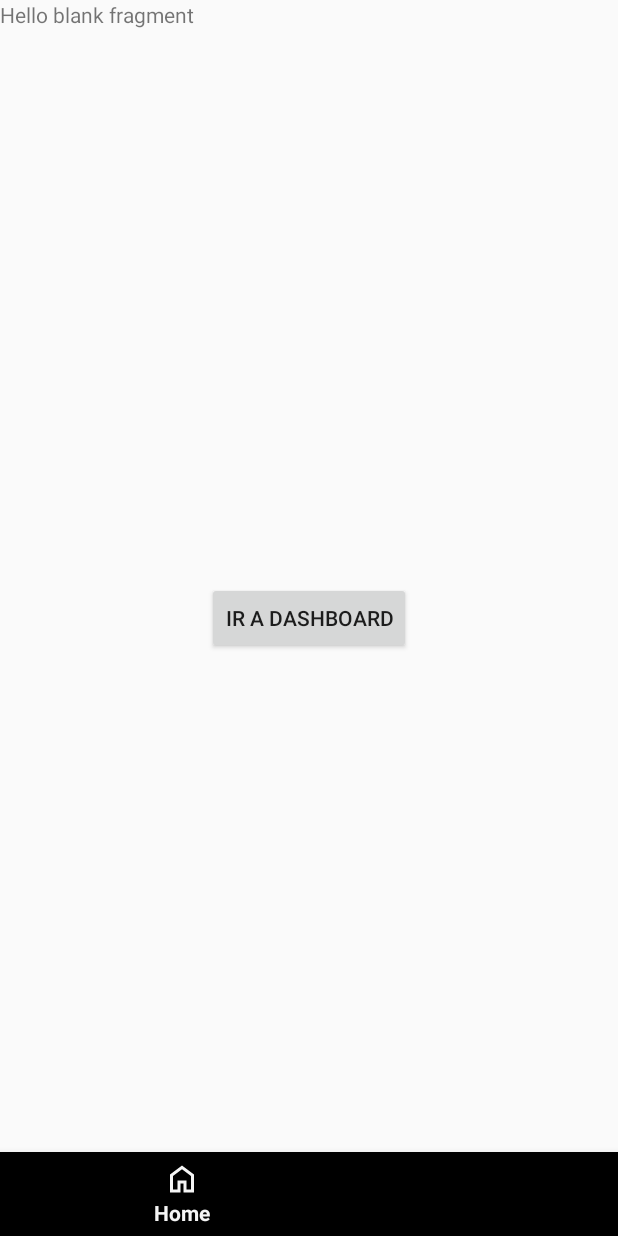
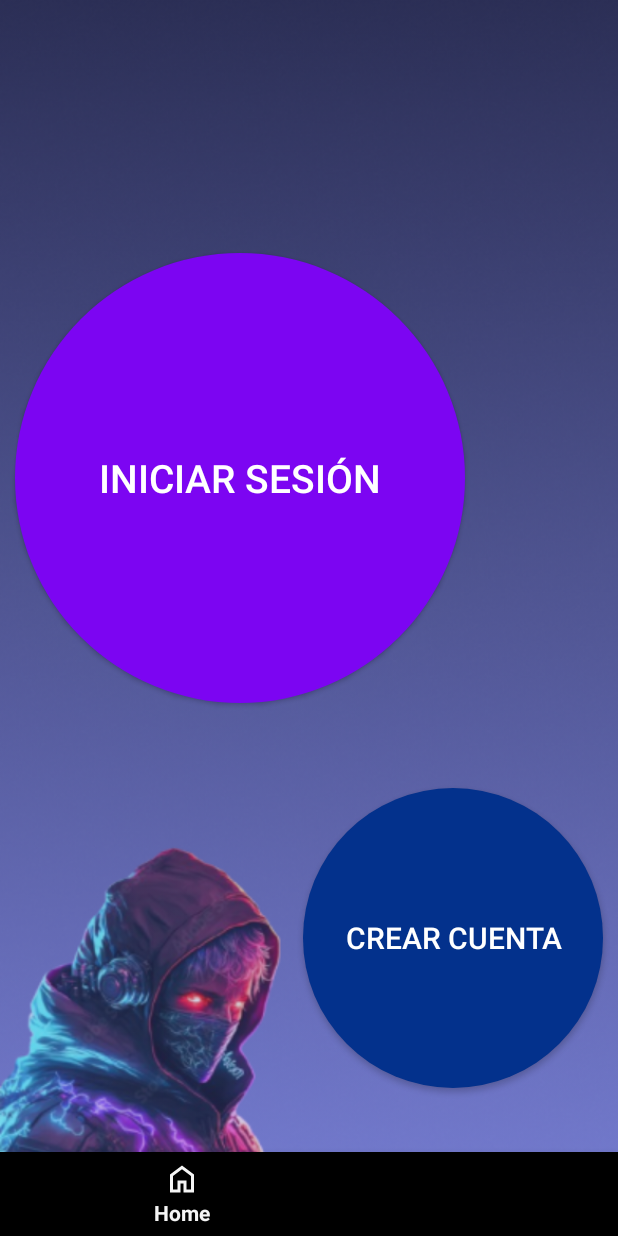
Before and after one commit to jhosalarcon/MISW-4302-GamerAlarm-Mobile, an Android app built with Jetpack Compose: the screen it shows after launch (MainActivity), on a phone screen of 412 x 824 dp. Run offline under Robolectric (Android 15) with nearby library versions, the phone set to English and light mode, and no system bars; our stand-ins replace navigation-ui.

Commit message:
:sparkles: Add home page, buttons and elements

```diff
--- a/app/src/main/java/com/misw/gameralarm/Home.kt
+++ b/app/src/main/java/com/misw/gameralarm/Home.kt
@@ -37,8 +37,14 @@ class Home : Fragment() {
     ): View? {
         val view = inflater.inflate(R.layout.fragment_home, container, false)
 
-        val buttonNavigate = view.findViewById<Button>(R.id.button_navigate)
-        buttonNavigate.setOnClickListener {
+        val btnLogin: Button = view.findViewById(R.id.btnLogin)
+        val btnCreateAccount: Button = view.findViewById(R.id.btnCreateAccount)
+
+        btnLogin.setOnClickListener {
+            findNavController().navigate(R.id.action_home_to_dashboard)
+        }
+
+        btnCreateAccount.setOnClickListener {
             findNavController().navigate(R.id.action_home_to_dashboard)
         }
 
--- /dev/null
+++ b/app/src/main/res/drawable/circular_button.xml
@@ -0,0 +1,7 @@
+<shape xmlns:android="http://schemas.android.com/apk/res/android"
+    android:shape="oval">
+    <solid android:color="@color/purple_strong"/> <!-- Cambia el color según tu preferencia -->
+    <size
+        android:width="300dp"
+        android:height="300dp"/>
+</shape>
--- /dev/null
+++ b/app/src/main/res/drawable/circular_button_small.xml
@@ -0,0 +1,7 @@
+<shape xmlns:android="http://schemas.android.com/apk/res/android"
+    android:shape="oval">
+    <solid android:color="@color/azul_dark"/> <!-- Cambia el color según tu preferencia -->
+    <size
+        android:width="200dp"
+        android:height="200dp"/>
+</shape>
--- a/app/src/main/res/layout/fragment_home.xml
+++ b/app/src/main/res/layout/fragment_home.xml
@@ -1,21 +1,42 @@
 <?xml version="1.0" encoding="utf-8"?>
-<FrameLayout xmlns:android="http://schemas.android.com/apk/res/android"
+<androidx.constraintlayout.widget.ConstraintLayout xmlns:android="http://schemas.android.com/apk/res/android"
+    xmlns:app="http://schemas.android.com/apk/res-auto"
     xmlns:tools="http://schemas.android.com/tools"
     android:layout_width="match_parent"
     android:layout_height="match_parent"
+    android:background="@drawable/background"
     tools:context=".Home">
 
-    <!-- TODO: Update blank fragment layout -->
-    <TextView
-        android:layout_width="match_parent"
-        android:layout_height="match_parent"
-        android:text="@string/hello_blank_fragment" />
+    <Button
+        android:id="@+id/btnLogin"
+        android:layout_width="wrap_content"
+        android:layout_height="wrap_content"
+        android:layout_marginBottom="16dp"
+        android:layout_marginStart="10dp"
+        android:background="@drawable/circular_button"
+        android:padding="24dp"
+        android:textSize="26sp"
+        android:text="Iniciar sesión"
+        android:textColor="@android:color/white"
+        app:layout_constraintBottom_toBottomOf="parent"
+        app:layout_constraintStart_toStartOf="parent"
+        app:layout_constraintTop_toTopOf="parent"
+        app:layout_constraintVertical_bias="0.332" />
 
     <Button
-        android:id="@+id/button_navigate"
+        android:id="@+id/btnCreateAccount"
         android:layout_width="wrap_content"
         android:layout_height="wrap_content"
-        android:text="Ir a Dashboard"
-        android:layout_gravity="center" />
+        android:layout_marginEnd="10dp"
+        android:layout_marginBottom="16dp"
+        android:background="@drawable/circular_button_small"
+        android:padding="16dp"
+        android:text="Crear cuenta"
+        android:textSize="20sp"
+        android:textColor="@android:color/white"
+        app:layout_constraintBottom_toBottomOf="parent"
+        app:layout_constraintEnd_toEndOf="parent"
+        app:layout_constraintTop_toTopOf="parent"
+        app:layout_constraintVertical_bias="0.864" />
 
-</FrameLayout>
+</androidx.constraintlayout.widget.ConstraintLayout>
--- a/app/src/main/res/values/colors.xml
+++ b/app/src/main/res/values/colors.xml
@@ -2,8 +2,9 @@
 <resources>
     <color name="purple_200">#FFBB86FC</color>
     <color name="purple_500">#FF6200EE</color>
-    <color name="purple_700">#FF3700B3</color>
+    <color name="purple_strong">#7C05F2</color>
     <color name="teal_200">#FF03DAC5</color>
+    <color name="azul_dark">#03318C</color>
     <color name="teal_700">#FF018786</color>
     <color name="black">#FF000000</color>
     <color name="white">#FFFFFFFF</color>
--- a/app/src/main/res/values/styles.xml
+++ b/app/src/main/res/values/styles.xml
@@ -3,7 +3,7 @@
     <style name="AppTheme" parent="Theme.AppCompat.Light.NoActionBar">
         <!-- Customize your theme here. -->
         <item name="colorPrimary">@color/black</item>
-        <item name="colorPrimaryDark">@color/purple_700</item>
+        <item name="colorPrimaryDark">@color/purple_strong</item>
         <item name="colorAccent">@color/purple_500</item>
     </style>
 </resources>
```
Also changed, not shown: app/src/main/res/drawable/background.png (added).
